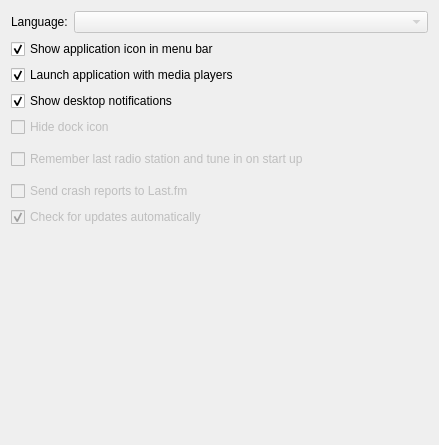
mutecypher/lastfm-desktop, file app/client/Settings/GeneralSettingsWidget.ui: the form before one commit.
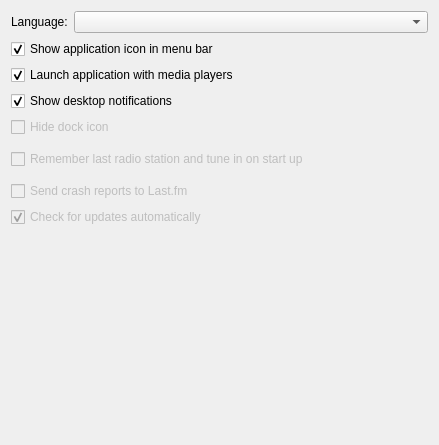
The form after the commit.

Commit message: Can now set the language. We don't have translations, but this works for the artist bios, etc.

```diff
--- a/app/client/Settings/GeneralSettingsWidget.ui
+++ b/app/client/Settings/GeneralSettingsWidget.ui
@@ -26,7 +26,7 @@
      <item>
       <widget class="QComboBox" name="languages">
        <property name="enabled">
-        <bool>false</bool>
+        <bool>true</bool>
        </property>
       </widget>
      </item>
```
The commit also changes 2 other files.
